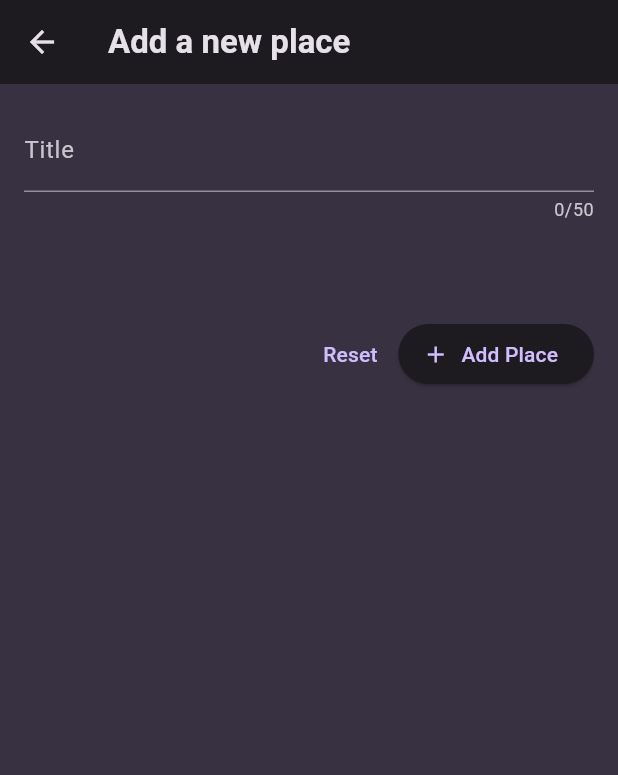
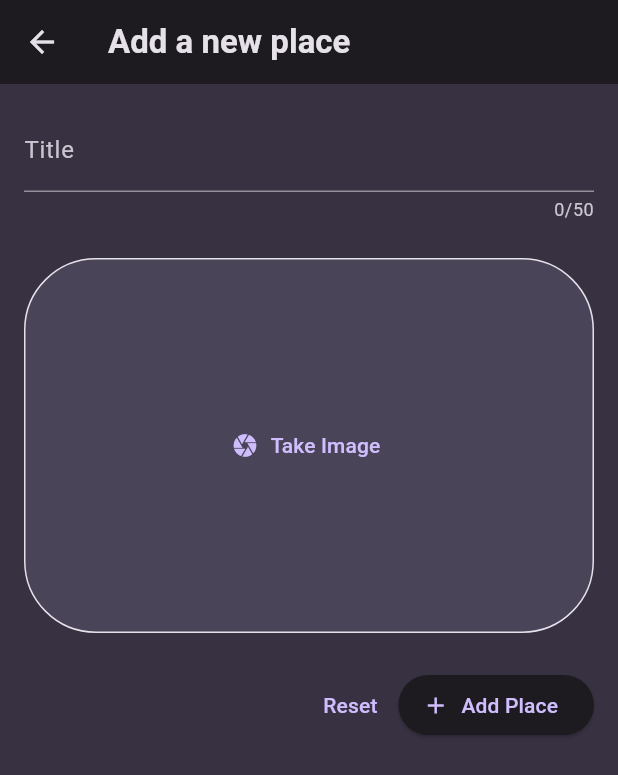
Before and after one commit to jerhamiltron/places_app, a Flutter app: the NewPlace screen opened directly, on a phone screen of 412 x 824 dp. Shown: the top 775 px of the screen. Run offline on Flutter 3.47's test engine with Material 3 defaults, Android fonts, the phone set to English and light mode, and no system bars; our stand-ins replace flutter_riverpod, google_fonts, image_picker.

Commit message:
added image to place model and showing through app widgets

```diff
--- a/lib/models/place.dart
+++ b/lib/models/place.dart
@@ -1,10 +1,12 @@
+import 'package:image_picker/image_picker.dart';
 import 'package:uuid/uuid.dart';
 
 const uuid = Uuid();
 
 class Place {
-  Place({required this.title}) : id = uuid.v4();
+  Place({required this.title, this.image}) : id = uuid.v4();
 
   final String id;
   final String title;
+  XFile? image;
 }
--- a/lib/screens/new_place.dart
+++ b/lib/screens/new_place.dart
@@ -1,7 +1,9 @@
 import 'package:flutter/material.dart';
 import 'package:flutter_riverpod/flutter_riverpod.dart';
+import 'package:image_picker/image_picker.dart';
 import 'package:places_app/models/place.dart';
 import 'package:places_app/providers/places_provider.dart';
+import 'package:places_app/widgets/image_input.dart';
 
 class NewPlace extends ConsumerStatefulWidget {
   const NewPlace({super.key});
@@ -15,20 +17,29 @@ class _NewPlaceState extends ConsumerState<NewPlace> {
   var _inProgress = false;
 
   var _enteredTitle = '';
+  late XFile _enteredImage;
 
   void _savePlace() async {
     if (_formKey.currentState!.validate()) {
       _formKey.currentState!.save();
 
-      ref.read(placesProvider.notifier).addPlace(Place(title: _enteredTitle));
+      ref
+          .read(placesProvider.notifier)
+          .addPlace(Place(title: _enteredTitle, image: _enteredImage));
 
       Navigator.of(context).pop();
     }
   }
 
+  void _setImage(XFile file) {
+    setState(() {
+      _enteredImage = file;
+    });
+  }
+
   @override
   Widget build(BuildContext context) {
-    Widget content = Padding(
+    Widget content = SingleChildScrollView(
       padding: const EdgeInsets.all(16),
       child: Form(
         key: _formKey,
@@ -36,6 +47,7 @@ class _NewPlaceState extends ConsumerState<NewPlace> {
           children: [
             TextFormField(
               maxLength: 50,
+              style: TextStyle(color: Theme.of(context).colorScheme.onSurface),
               decoration: const InputDecoration(
                 label: Text('Title'),
               ),
@@ -52,7 +64,9 @@ class _NewPlaceState extends ConsumerState<NewPlace> {
                 _enteredTitle = value!;
               },
             ),
-            const SizedBox(height: 64),
+            const SizedBox(height: 24),
+            ImageInput(setImage: _setImage),
+            const SizedBox(height: 24),
             Row(
               mainAxisAlignment: MainAxisAlignment.end,
               children: [
--- /dev/null
+++ b/lib/widgets/image_input.dart
@@ -0,0 +1,110 @@
+import 'dart:io';
+
+import 'package:flutter/material.dart';
+import 'package:image_picker/image_picker.dart';
+
+class ImageInput extends StatefulWidget {
+  const ImageInput({super.key, required this.setImage});
+
+  final Function(XFile image) setImage;
+
+  @override
+  State<ImageInput> createState() => _ImageInputState();
+}
+
+class _ImageInputState extends State<ImageInput> {
+  XFile? _takenImage;
+
+  void _takePicture() async {
+    final ImagePicker picker = ImagePicker();
+    // final XFile? image = await picker.pickImage(source: ImageSource.gallery);
+    final XFile? image = await picker.pickImage(source: ImageSource.camera);
+
+    if (image == null) {
+      return;
+    }
+
+    // set image inside new place screen
+    setState(() {
+      _takenImage = image;
+    });
+
+    // set image in new place screen to save to data
+    widget.setImage(image);
+  }
+
+  void _removePicture() {
+    setState(() {
+      _takenImage = null;
+    });
+  }
+
+  @override
+  Widget build(BuildContext context) {
+    Widget content = Container(
+      height: 250,
+      width: double.infinity,
+      decoration: BoxDecoration(
+        border: Border.all(
+          width: 1,
+          color: Theme.of(context).colorScheme.onSurface,
+        ),
+        borderRadius: const BorderRadius.all(Radius.circular(48)),
+        color: Theme.of(context).colorScheme.secondaryContainer,
+      ),
+      child: TextButton.icon(
+        icon: const Icon(Icons.camera),
+        label: const Text('Take Image'),
+        onPressed: _takePicture,
+      ),
+    );
+
+    if (_takenImage != null) {
+      content = Column(
+        children: [
+          Container(
+            height: 250,
+            width: double.infinity,
+            decoration: BoxDecoration(
+              border: Border.all(
+                width: 1,
+                color: Theme.of(context).colorScheme.onSurface,
+              ),
+              borderRadius: const BorderRadius.all(Radius.circular(48)),
+              color: Theme.of(context).colorScheme.secondaryContainer,
+            ),
+            child: GestureDetector(
+              onTap: _takePicture,
+              onLongPress: _removePicture,
+              child: ClipRRect(
+                borderRadius: BorderRadius.circular(48),
+                child: Image.file(File(_takenImage!.path), fit: BoxFit.cover),
+              ),
+            ),
+          ),
+          const SizedBox(height: 16),
+          Column(
+            children: [
+              Text(
+                'Click image again to take a different image.',
+                style: Theme.of(context)
+                    .textTheme
+                    .bodyMedium!
+                    .copyWith(color: Theme.of(context).colorScheme.secondary),
+              ),
+              Text(
+                'Long press image to reset',
+                style: Theme.of(context)
+                    .textTheme
+                    .bodyMedium!
+                    .copyWith(color: Theme.of(context).colorScheme.secondary),
+              ),
+            ],
+          )
+        ],
+      );
+    }
+
+    return content;
+  }
+}
--- a/pubspec.yaml
+++ b/pubspec.yaml
@@ -39,6 +39,7 @@ dependencies:
   flutter_riverpod: ^2.5.1
   transparent_image: ^2.0.1
   uuid: ^4.4.0
+  image_picker: ^1.1.2
 
 dev_dependencies:
   flutter_test:
```
Also changed, not shown: lib/screens/place_detail.dart (added, +50 -0 lines), lib/screens/places_detail.dart (deleted, +0 -10 lines), lib/widgets/places_list.dart (+32 -9 lines), pubspec.lock, 6 other files.
